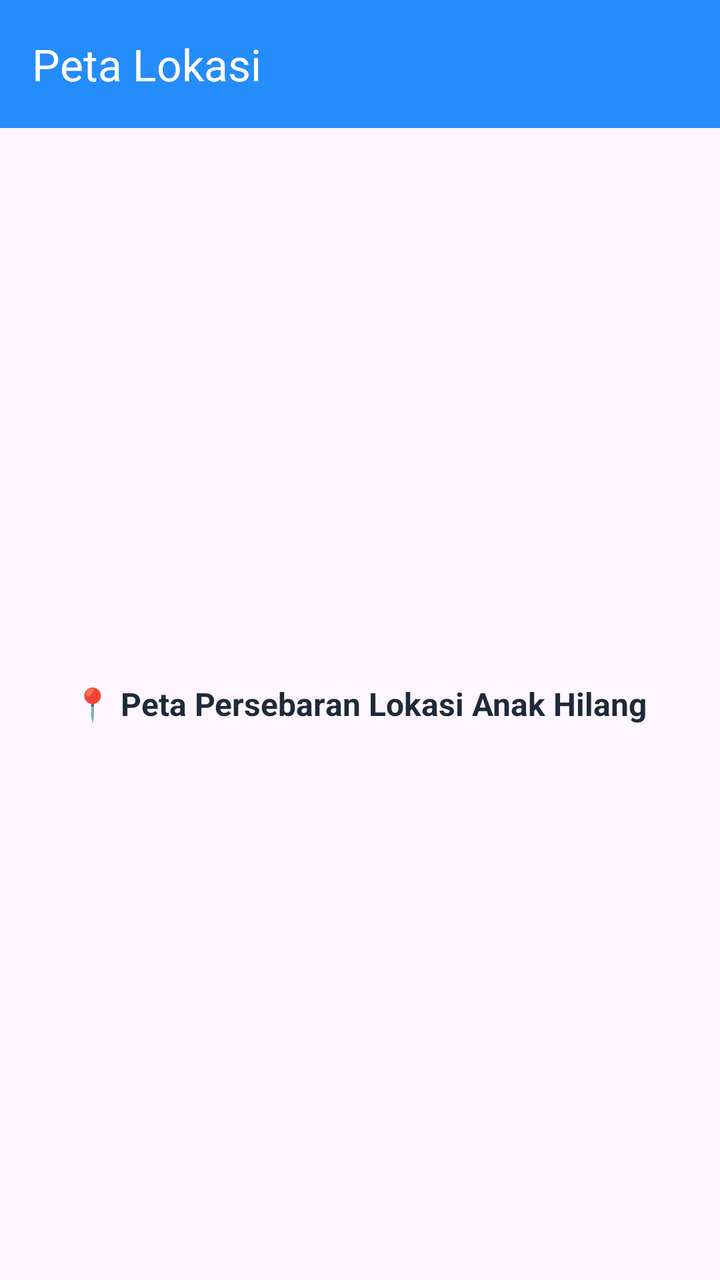
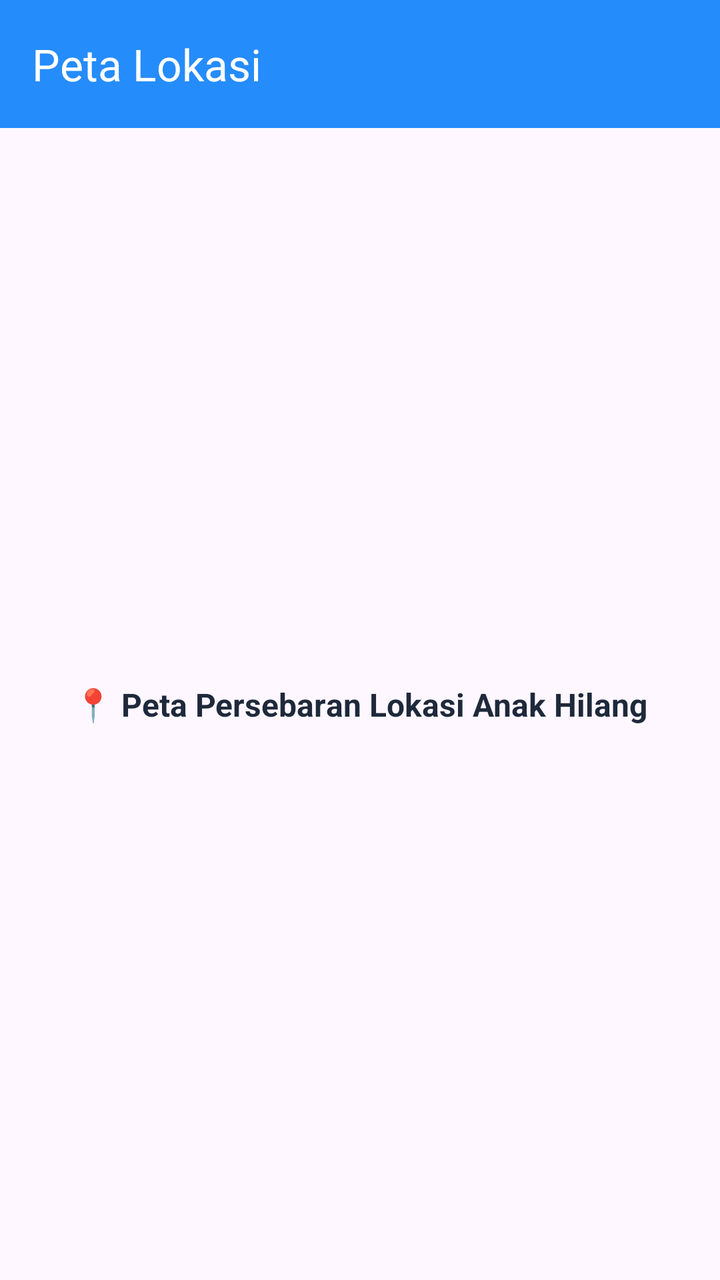

An Android layout rendered at two revisions. The XML below is the earlier revision; the diff shows what the commit changed to produce the second picture.
<!-- AndroidManifest.xml: application theme Theme.Pertemuan2 -->
<!-- res/layout/fragment_peta.xml -->
<?xml version="1.0" encoding="utf-8"?>
<androidx.coordinatorlayout.widget.CoordinatorLayout xmlns:android="http://schemas.android.com/apk/res/android"
    xmlns:app="http://schemas.android.com/apk/res-auto"
    xmlns:tools="http://schemas.android.com/tools"
    android:layout_width="match_parent"
    android:layout_height="match_parent"
    tools:context=".peta.PetaFragment">

    <com.google.android.material.appbar.AppBarLayout
        android:layout_width="match_parent"
        android:layout_height="wrap_content">

        <androidx.appcompat.widget.Toolbar
            android:id="@+id/toolbar"
            android:layout_width="match_parent"
            android:layout_height="?attr/actionBarSize"
            android:background="#258CFB"
            app:title="Peta Lokasi"
            app:titleTextColor="@android:color/white" />
    </com.google.android.material.appbar.AppBarLayout>

    <LinearLayout
        android:layout_width="match_parent"
        android:layout_height="match_parent"
        android:gravity="center"
        android:orientation="vertical"
        android:padding="16dp"
        app:layout_behavior="@string/appbar_scrolling_view_behavior">

        <TextView
            android:layout_width="wrap_content"
            android:layout_height="wrap_content"
            android:text="📍 Peta Persebaran Lokasi Anak Hilang"
            android:textColor="#1E293B"
            android:textSize="16sp"
            android:textStyle="bold" />
    </LinearLayout>

</androidx.coordinatorlayout.widget.CoordinatorLayout>
<!-- resources referenced by this layout -->
<resources>
  <style name="Theme.Pertemuan2" parent="Base.Theme.Pertemuan2" />
  <style name="Base.Theme.Pertemuan2" parent="Theme.Material3.DayNight.NoActionBar">
          
          
      </style>
</resources>

<!-- the commit's change to res/layout/fragment_peta.xml (unified diff, before → after) -->
@@ -19,7 +19,7 @@
             app:titleTextColor="@android:color/white" />
     </com.google.android.material.appbar.AppBarLayout>
 
-    <LinearLayout
+    <androidx.constraintlayout.widget.ConstraintLayout
         android:layout_width="match_parent"
         android:layout_height="match_parent"
         android:gravity="center"
@@ -33,7 +33,11 @@
             android:text="📍 Peta Persebaran Lokasi Anak Hilang"
             android:textColor="#1E293B"
             android:textSize="16sp"
-            android:textStyle="bold" />
-    </LinearLayout>
+            android:textStyle="bold"
+            app:layout_constraintBottom_toBottomOf="parent"
+            app:layout_constraintEnd_toEndOf="parent"
+            app:layout_constraintStart_toStartOf="parent"
+            app:layout_constraintTop_toTopOf="parent" />
+    </androidx.constraintlayout.widget.ConstraintLayout>
 
 </androidx.coordinatorlayout.widget.CoordinatorLayout>
